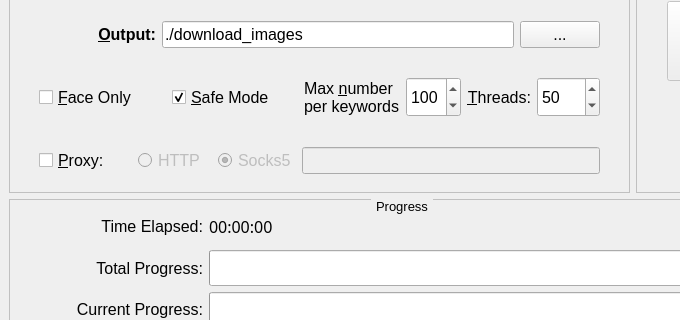
This is mainwindow.ui in QianyanTech/Image-Downloader as Qt 5 draws it before an edit; both pictures show x 0 to 680 and y 159 to 479 of the 800 by 718 pixel window. The edited form follows.
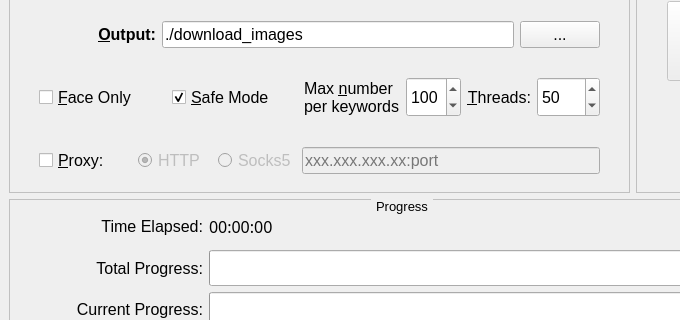
This is the edited form.

The edit to the form file:
```diff
--- a/mainwindow.ui
+++ b/mainwindow.ui
@@ -737,6 +737,9 @@
                <property name="text">
                 <string>HTTP</string>
                </property>
+               <property name="checked">
+                <bool>true</bool>
+               </property>
                <attribute name="buttonGroup">
                 <string notr="true">buttonGroup_2</string>
                </attribute>
@@ -762,7 +765,7 @@
                 <string>Socks5</string>
                </property>
                <property name="checked">
-                <bool>true</bool>
+                <bool>false</bool>
                </property>
                <attribute name="buttonGroup">
                 <string notr="true">buttonGroup_2</string>
@@ -776,6 +779,15 @@
                  <pointsize>12</pointsize>
                 </font>
                </property>
+               <property name="toolTip">
+                <string>input ip:port</string>
+               </property>
+               <property name="statusTip">
+                <string>xxx.xxx.xxx.xx:port</string>
+               </property>
+               <property name="placeholderText">
+                <string>xxx.xxx.xxx.xx:port</string>
+               </property>
               </widget>
              </item>
             </layout>
```
